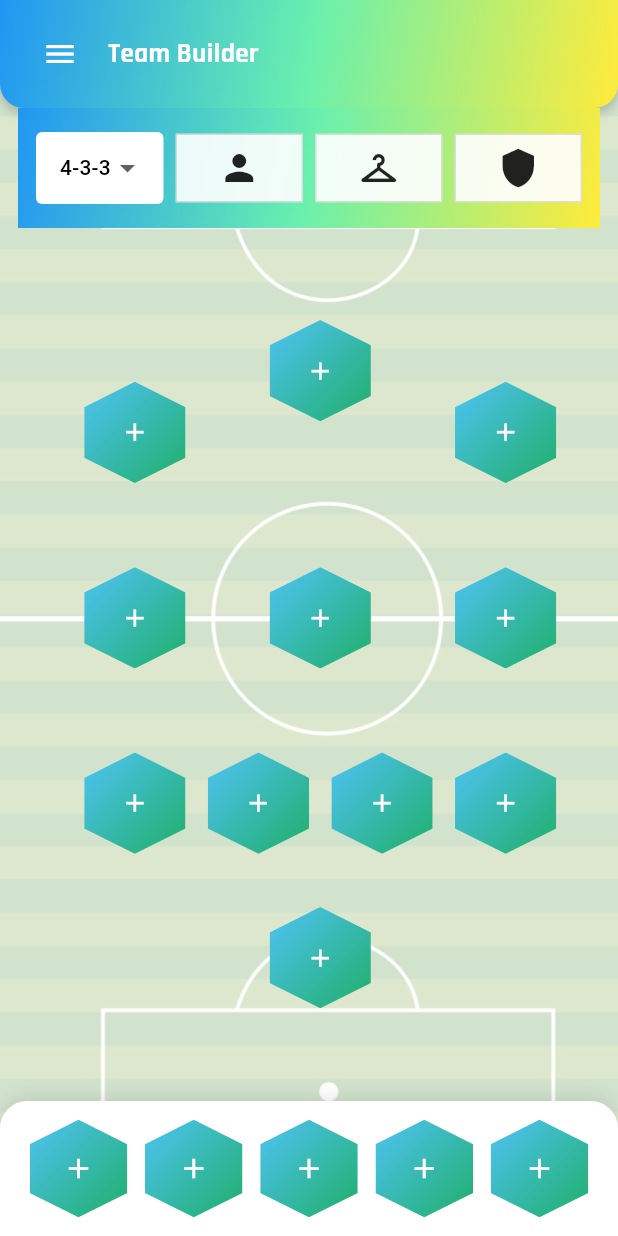
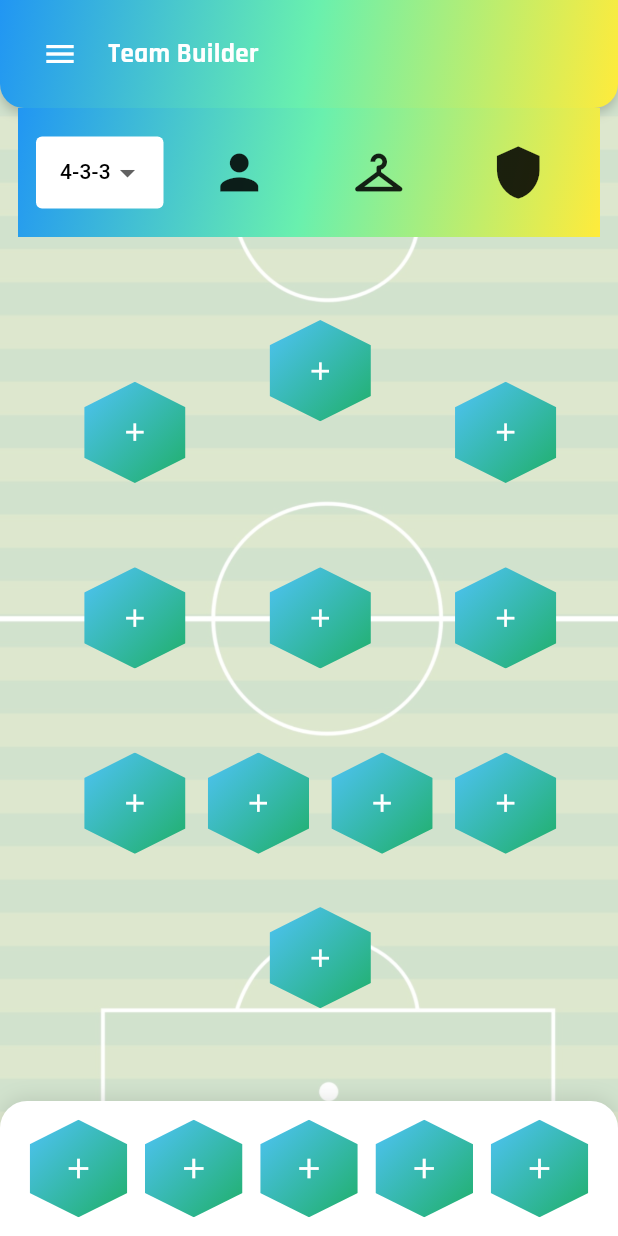
Before and after one commit to WilliamAGENEAU/inazuma_eleven_team_builder, a Flutter app: the screen it shows after launch, on a phone screen of 412 x 824 dp. Run offline on Flutter 3.47's test engine with Material 3 defaults, Android fonts, the phone set to English and light mode, and no system bars; our stand-ins replace cloud_firestore, firebase_core, fluttericon, google_fonts; missing offline and left inert: layout, shrink_sidemenu; accounts and stored records are empty.

Commit message:
update UI et nouveau joueurs et equipes

```diff
--- a/lib/models/joueur.dart
+++ b/lib/models/joueur.dart
@@ -5,6 +5,8 @@ class Joueur {
   final String type;
   final String icon;
   final List<String> techniques;
+  final String equipeId; // Id de l'équipe dans Firestore
+  final String? equipeEcusson; // Path image de l’écusson
 
   Joueur({
     required this.id,
@@ -13,6 +15,8 @@ class Joueur {
     required this.type,
     required this.icon,
     required this.techniques,
+    required this.equipeId,
+    this.equipeEcusson,
   });
 
   factory Joueur.fromFirestore(Map<String, dynamic> map, String id) {
@@ -23,6 +27,16 @@ class Joueur {
       type: map['type'] ?? '',
       icon: map['icon'] ?? '',
       techniques: List<String>.from(map['techniques'] ?? []),
-    );
+      equipeId: map['equipeId'] ?? '',
+      equipeEcusson: map['ecusson'],
+    ); // ⚡ stocké direct en Firestore    );
+  }
+  Map<String, dynamic> toFirestore() {
+    return {
+      'name': name,
+      'icon': icon,
+      'equipeId': equipeId,
+      'equipeEcusson': equipeEcusson,
+    };
   }
 }
--- a/lib/sections/home/home_page.dart
+++ b/lib/sections/home/home_page.dart
@@ -30,45 +30,6 @@ class _HomePageState extends State<HomePage> {
   List<Joueur?> remplacants = List.filled(5, null);
 
   final List<String> formations = ["4-3-3", "4-4-2", "3-5-2", "5-3-2"];
-
-  /// Positions sur le terrain
-  final Map<String, List<Offset>> formationPositions = {
-    "4-3-3": [
-      Offset(0.5, 0.875), // Gardien
-      Offset(0.2, 0.75), Offset(0.4, 0.75),
-      Offset(0.6, 0.75), Offset(0.8, 0.75), // Défense
-      Offset(0.2, 0.6), Offset(0.5, 0.6), Offset(0.8, 0.6), // Milieu
-      Offset(0.2, 0.45), Offset(0.5, 0.4), Offset(0.8, 0.45), // Attaque
-    ],
-    "4-4-2": [
-      Offset(0.5, 0.875), // Gardien
-      Offset(0.2, 0.75), Offset(0.4, 0.75),
-      Offset(0.6, 0.75), Offset(0.8, 0.75), // Défense
-      Offset(0.2, 0.6),
-      Offset(0.4, 0.6),
-      Offset(0.6, 0.6),
-      Offset(0.8, 0.6), // Milieu
-      Offset(0.4, 0.45), Offset(0.6, 0.45), // Attaque
-    ],
-    "3-5-2": [
-      Offset(0.5, 0.875), // Gardien
-      Offset(0.3, 0.75), Offset(0.5, 0.75), Offset(0.7, 0.75), //Défense
-      Offset(0.15, 0.6),
-      Offset(0.4, 0.6),
-      Offset(0.6, 0.6),
-      Offset(0.85, 0.6), // Milieu
-      Offset(0.5, 0.5),
-      Offset(0.4, 0.4), Offset(0.6, 0.4), // Attaque
-    ],
-    "5-3-2": [
-      Offset(0.5, 0.875), // Gardien
-      Offset(0.15, 0.7),
-      Offset(0.3, 0.75), Offset(0.5, 0.75),
-      Offset(0.7, 0.75), Offset(0.85, 0.7), // Défense
-      Offset(0.2, 0.6), Offset(0.5, 0.6), Offset(0.8, 0.6), // Milieu
-      Offset(0.4, 0.45), Offset(0.6, 0.45), // Attaque
-    ],
-  };
 
   @override
   Widget build(BuildContext context) {
@@ -318,17 +279,21 @@ class _HomePageState extends State<HomePage> {
                           onTap: openCoachSelector,
                           child: Container(
                             padding: const EdgeInsets.all(8),
-                            decoration: BoxDecoration(
-                              color: Colors.white.withOpacity(0.9),
-                              border: Border.all(color: Colors.black12),
-                            ),
                             child: Column(
                               children: [
-                                Icon(
-                                  Icons.person,
-                                  size: 28,
-                                  color: Colors.black87,
-                                ),
+                                if (selectedCoach != null &&
+                                    selectedCoach!.isNotEmpty)
+                                  Image.asset(
+                                    selectedCoach!,
+                                    height: 56,
+                                    fit: BoxFit.contain,
+                                  )
+                                else
+                                  const Icon(
+                                    Icons.person,
+                                    size: 38,
+                                    color: Colors.black87,
+                                  ),
                               ],
                             ),
                           ),
@@ -342,23 +307,19 @@ class _HomePageState extends State<HomePage> {
                           onTap: openMaillotSelector,
                           child: Container(
                             padding: const EdgeInsets.all(8),
-                            decoration: BoxDecoration(
-                              color: Colors.white.withOpacity(0.9),
-                              border: Border.all(color: Colors.black12),
-                            ),
                             child: Column(
                               children: [
                                 if (selectedMaillot != null &&
                                     selectedMaillot!.isNotEmpty)
                                   Image.asset(
                                     selectedMaillot!,
-                                    height: 36,
+                                    height: 56,
                                     fit: BoxFit.contain,
                                   )
                                 else
                                   const Icon(
                                     Icons.checkroom,
-                                    size: 28,
+                                    size: 38,
                                     color: Colors.black87,
                                   ),
                               ],
@@ -374,23 +335,19 @@ class _HomePageState extends State<HomePage> {
                           onTap: openClubSelector,
                           child: Container(
                             padding: const EdgeInsets.all(8),
-                            decoration: BoxDecoration(
-                              color: Colors.white.withOpacity(0.9),
-                              border: Border.all(color: Colors.black12),
-                            ),
                             child: Column(
                               children: [
                                 if (selectedEcusson != null &&
                                     selectedEcusson!.isNotEmpty)
                                   Image.asset(
                                     selectedEcusson!,
-                                    height: 36,
+                                    height: 56,
                                     fit: BoxFit.contain,
                                   )
                                 else
                                   const Icon(
                                     Icons.shield,
-                                    size: 28,
+                                    size: 38,
                                     color: Colors.black87,
                                   ),
                               ],
--- a/lib/services/firebase_service.dart
+++ b/lib/services/firebase_service.dart
@@ -88,4 +88,17 @@ class FirebaseService {
       };
     }).toList();
   }
+
+  Future<String?> getEcussonByEquipeId(String equipeId, String sagaId) async {
+    final doc = await _firestore
+        .collection('sagas')
+        .doc(sagaId)
+        .collection('equipes')
+        .doc(equipeId)
+        .get();
+
+    if (!doc.exists) return null;
+    final data = doc.data();
+    return data?['image']; // ⚽ champ ecusson
+  }
 }
--- a/lib/values/values.dart
+++ b/lib/values/values.dart
@@ -2,8 +2,6 @@
 library values;
 
 import 'package:flutter/material.dart';
-import 'package:font_awesome_flutter/font_awesome_flutter.dart';
-import 'package:google_fonts/google_fonts.dart';
 
 part 'colors.dart';
 // part 'borders.dart';
@@ -17,3 +15,51 @@ part 'strings.dart';
 // part 'data.dart';
 // part 'docs.dart';
 // part 'animations.dart';
+final Map<String, List<Offset>> formationPositions = {
+  "4-3-3": [
+    Offset(0.5, 0.875), // Gardien
+    Offset(0.2, 0.75), Offset(0.4, 0.75),
+    Offset(0.6, 0.75), Offset(0.8, 0.75), // Défense
+    Offset(0.2, 0.6), Offset(0.5, 0.6), Offset(0.8, 0.6), // Milieu
+    Offset(0.2, 0.45), Offset(0.5, 0.4), Offset(0.8, 0.45), // Attaque
+  ],
+  "4-4-2": [
+    Offset(0.5, 0.875),
+    Offset(0.2, 0.75),
+    Offset(0.4, 0.75),
+    Offset(0.6, 0.75),
+    Offset(0.8, 0.75),
+    Offset(0.2, 0.6),
+    Offset(0.4, 0.6),
+    Offset(0.6, 0.6),
+    Offset(0.8, 0.6),
+    Offset(0.4, 0.45),
+    Offset(0.6, 0.45),
+  ],
+  "3-5-2": [
+    Offset(0.5, 0.875),
+    Offset(0.3, 0.75),
+    Offset(0.5, 0.75),
+    Offset(0.7, 0.75),
+    Offset(0.15, 0.6),
+    Offset(0.4, 0.6),
+    Offset(0.6, 0.6),
+    Offset(0.85, 0.6),
+    Offset(0.5, 0.5),
+    Offset(0.4, 0.4),
+    Offset(0.6, 0.4),
+  ],
+  "5-3-2": [
+    Offset(0.5, 0.875),
+    Offset(0.15, 0.7),
+    Offset(0.3, 0.75),
+    Offset(0.5, 0.75),
+    Offset(0.7, 0.75),
+    Offset(0.85, 0.7),
+    Offset(0.2, 0.6),
+    Offset(0.5, 0.6),
+    Offset(0.8, 0.6),
+    Offset(0.4, 0.45),
+    Offset(0.6, 0.45),
+  ],
+};
--- a/lib/widget/hex_buttons.dart
+++ b/lib/widget/hex_buttons.dart
@@ -17,7 +17,7 @@ class HexButton extends StatelessWidget {
 
   @override
   Widget build(BuildContext context) {
-    final double size = isRemplacant ? 65 : 75; // 👈 taille réduite remplaçants
+    final double size = isRemplacant ? 65 : 75;
 
     return GestureDetector(
       onTap: onTap ?? () {},
@@ -29,8 +29,8 @@ class HexButton extends StatelessWidget {
             child: Container(
               width: size,
               height: size,
-              decoration: BoxDecoration(
-                gradient: const LinearGradient(
+              decoration: const BoxDecoration(
+                gradient: LinearGradient(
                   colors: [AppColors.blueSky, Color(0xFF1FAF68)],
                   begin: Alignment.topLeft,
                   end: Alignment.bottomRight,
@@ -41,15 +41,34 @@ class HexButton extends StatelessWidget {
                   : Image.asset(joueur!.icon, fit: BoxFit.cover),
             ),
           ),
+
           if (joueur != null) ...[
-            Text(
+            const SizedBox(height: 4),
+            Row(
+              mainAxisSize: MainAxisSize.min,
+              children: [
+                if (joueur!.equipeEcusson != null &&
+                    joueur!.equipeEcusson!.isNotEmpty) ...[
+                  Image.asset(
+                    joueur!.equipeEcusson!,
+                    width: 20,
+                    height: 20,
+                    fit: BoxFit.contain,
+                  ),
+                  const SizedBox(width: 4),
+                ],
+                Flexible(
+                  child: Text(
                     joueur!.name,
                     style: const TextStyle(
-                fontSize: 15,
+                      fontSize: 14,
                       fontWeight: FontWeight.w600,
                       color: Colors.black87,
                     ),
                     overflow: TextOverflow.ellipsis,
+                  ),
+                ),
+              ],
             ),
           ],
         ],
--- a/lib/widget/player_selector_bottom_sheet.dart
+++ b/lib/widget/player_selector_bottom_sheet.dart
@@ -1,6 +1,7 @@
 // ignore_for_file: deprecated_member_use
 
 import 'package:flutter/material.dart';
+import 'package:inazuma_eleven_team_builder/values/values.dart';
 import '../models/saga.dart';
 import '../models/equipe.dart';
 import '../models/joueur.dart';
@@ -108,7 +109,7 @@ class _PlayerSelectorBottomSheetState extends State<PlayerSelectorBottomSheet> {
               const SizedBox(height: 6),
               Text(
                 equipe.name,
-                style: const TextStyle(color: Colors.white, fontSize: 12),
+                style: const TextStyle(color: Colors.white, fontSize: 16),
               ),
             ],
           ),
@@ -123,18 +124,39 @@ class _PlayerSelectorBottomSheetState extends State<PlayerSelectorBottomSheet> {
             widget.onPlayerSelected(joueur);
             Navigator.pop(context);
           },
-          child: ClipPath(
+          child: Column(
+            mainAxisSize: MainAxisSize.min,
+            children: [
+              ClipPath(
                 clipper: HexagonClipper(),
                 child: Container(
+                  width: 70,
+                  height: 70,
                   decoration: const BoxDecoration(
                     gradient: LinearGradient(
-                  colors: [Color(0xFFFFD700), Color(0xFF1FAF68)],
+                      colors: [AppColors.blueSky, Color(0xFF1FAF68)],
                       begin: Alignment.topLeft,
                       end: Alignment.bottomRight,
                     ),
                   ),
                   child: Image.asset(joueur.icon, fit: BoxFit.cover),
                 ),
+              ),
+              const SizedBox(height: 4),
+              Flexible(
+                child: Text(
+                  joueur.name,
+                  style: const TextStyle(
+                    fontSize: 13,
+                    fontWeight: FontWeight.w600,
+                    color: Colors.white,
+                  ),
+                  maxLines: 1,
+                  overflow: TextOverflow.ellipsis,
+                  textAlign: TextAlign.center,
+                ),
+              ),
+            ],
           ),
         );
       }, crossAxisCount: 4);
```
Also changed, not shown: assets/images/app-icon.png, assets/images/maillots/maillot_raimon_go.png (added), assets/images/players/arion.png (added), assets/images/players/hurley.png (added), assets/images/players/jp.png (added), assets/images/players/samguk.png (added), assets/images/players/scotty.png (added), assets/images/players/shawn.png (added), assets/images/players/sue.png (added), assets/images/players/victor.png (added), assets/images/players/victoria.png (added), assets/images/teams/raimon_go.png (added), 26 other files. Lines whose indentation alone changed are shown as unchanged.
